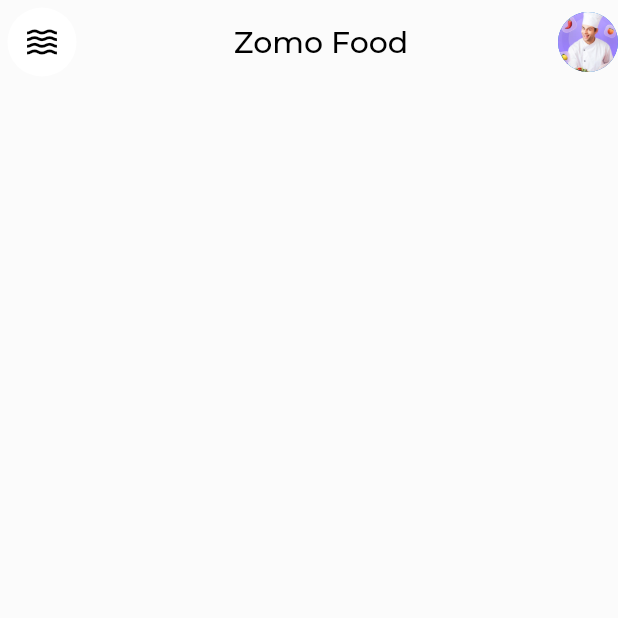
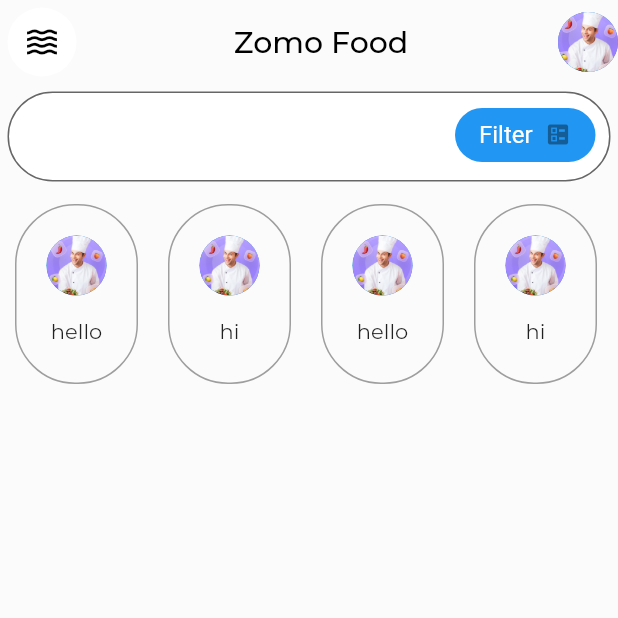
Before and after one commit to hatuan314/flutter-basic, a Flutter app: the B6Screen2 screen opened by its route, on a phone screen of 412 x 824 dp, the top half of it. Run offline on Flutter 3.47's test engine with Material 2 defaults, Android fonts, the phone set to English and light mode, and no system bars; project files that could hold a hidden picture were left out.

Commit message:
Mar_9_21

```diff
--- a/flutter_basic_app/lib/presentation/journey/buoi6/screen_2.dart
+++ b/flutter_basic_app/lib/presentation/journey/buoi6/screen_2.dart
@@ -42,8 +42,7 @@ class B6Screen2 extends StatelessWidget {
               backgroundImage: AssetImage("assets/images/1.jpg"),
             )),
       ],
-      title:
-        Row(
+      title: Row(
         mainAxisAlignment: MainAxisAlignment.center,
         children: [
           Text(
@@ -58,11 +57,80 @@ class B6Screen2 extends StatelessWidget {
   }
 
   Widget _body() {
+    var _controller = TextEditingController();
     return Scaffold(
       backgroundColor: Colors.white10,
-      body:
-      Column(
+      body: Column(
         children: [
+          Container(
+            // height: ,
+            padding: EdgeInsets.all(5.0),
+            child: Stack(
+              children: [
+                TextField(
+                  style: TextStyle(
+                    // fontSize: 20
+                  ),
+                  decoration: InputDecoration(
+                      isDense: true,
+                    contentPadding: EdgeInsets.fromLTRB(15, 20, 110, 20),
+                    border: OutlineInputBorder(
+                      borderRadius: BorderRadius.circular(35),
+                    ),
+                    fillColor: Colors.white,
+                    filled: true,
+                  ),
+                ),
+                Positioned(
+                  top: 5,
+                  right: 10,
+                  child: RaisedButton(
+                    shape: RoundedRectangleBorder(
+                        borderRadius: BorderRadius.circular(30.0)),
+                    child: (RichText(
+                      text: TextSpan(
+                        children: [
+                          TextSpan(
+                            text: "Filter  ",
+                            style: TextStyle(
+                              fontSize: 16,
+                            ),
+                          ),
+                          WidgetSpan(
+                            child: Icon(
+                              Icons.ballot,
+                              size: 18,
+                            ),
+                          ),
+                        ],
+                      ),
+                    )),
+                    onPressed: null,
+                    disabledColor: Colors.blue,
+                  ),
+                ),
+              ],
+            ),
+          ), //Searchbar
+
+          Container(
+            height: 140,
+            child: ListView(
+              shrinkWrap: true,
+              scrollDirection: Axis.horizontal,
+              children: <Widget>[
+                _itemWidget("hello","assets/images/1.jpg", null),
+                _itemWidget("hi","assets/images/1.jpg",  null),
+                _itemWidget("hello","assets/images/1.jpg", null),
+                _itemWidget("hi","assets/images/1.jpg", null),
+                _itemWidget("hello","assets/images/1.jpg", null),
+                _itemWidget("hi","assets/images/1.jpg", null),
+                _itemWidget("hello","assets/images/1.jpg", null),
+                _itemWidget("hi","assets/images/1.jpg", null),
+              ],
+            ),
+          ),
+
           Padding(
             padding: EdgeInsets.zero,
           ),
@@ -71,5 +139,29 @@ class B6Screen2 extends StatelessWidget {
     );
   }
 
+  Widget _itemWidget(String title, String photos, Function onTap) {
+    return GestureDetector(
+      onTap: onTap,
+      child: Container(
+        padding: EdgeInsets.all(20),
+        margin: EdgeInsets.all(10),
+        decoration: BoxDecoration(
+            borderRadius: BorderRadius.all(Radius.circular(40)),
+            border: Border.all(color: Colors.grey)),
+        child: Column(
+          children: [
+          CircleAvatar(
+          radius: 20,
+          backgroundImage: AssetImage(photos),
+        ),
+            SizedBox(height: 15,),
+            Text(title),
+          ],
+        ),
+        ),
+
+    );
+  }
+
   Widget _bottomNavigationBar() {}
 }
```
Lines whose indentation alone changed are shown as unchanged.
